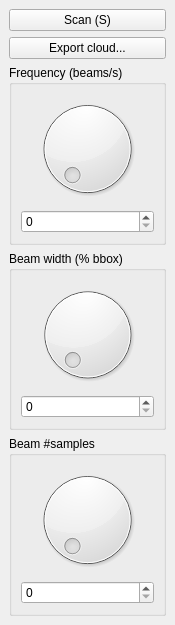
Above: src/meshlabplugins/edit_scan/widget.ui from cnr-isti-vclab/meshlab before the change. Below: the same form after it.
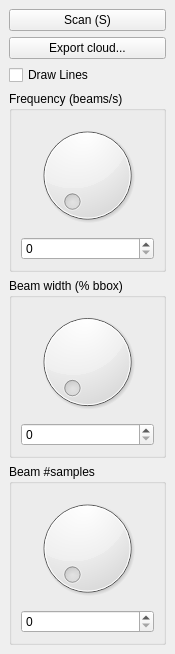
That is the form after the change.

Patch:
```diff
--- a/src/meshlabplugins/edit_scan/widget.ui
+++ b/src/meshlabplugins/edit_scan/widget.ui
@@ -7,7 +7,7 @@
     <x>0</x>
     <y>0</y>
     <width>175</width>
-    <height>625</height>
+    <height>654</height>
    </rect>
   </property>
   <property name="sizePolicy">
@@ -35,6 +35,13 @@
       </property>
      </widget>
     </item>
+    <item>
+     <widget class="QCheckBox" name="drawLineCheckBox">
+      <property name="text">
+       <string>Draw Lines</string>
+      </property>
+     </widget>
+    </item>
     <item>
      <widget class="QGroupBox" name="box_freq">
       <property name="title">
```
